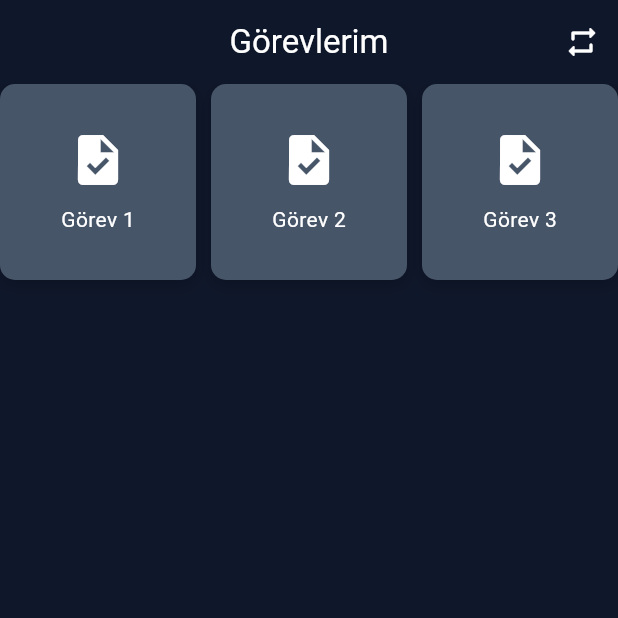
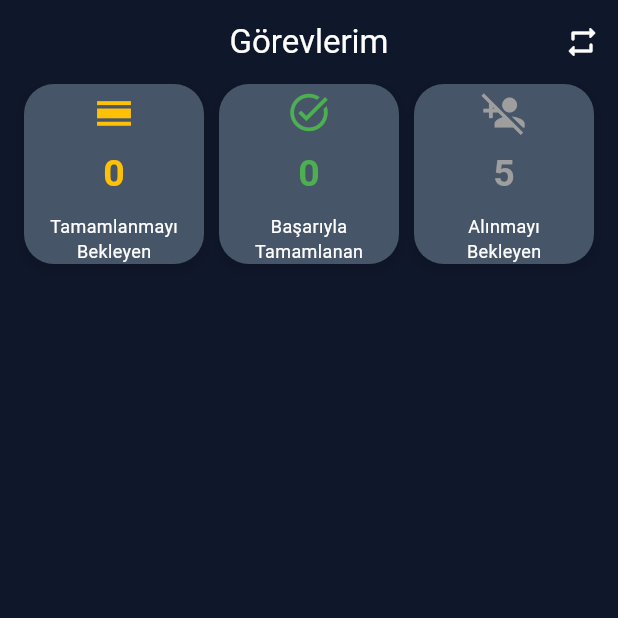
Before and after one commit to zehraGultekin/taskforuszg, a Flutter app: the screen it shows after launch, on a phone screen of 412 x 824 dp, the top half of it. Run offline on Flutter 3.47's test engine with Material 3 defaults, Android fonts, the phone set to English and light mode, and no system bars.

```diff
--- a/lib/features/task/task_view.dart
+++ b/lib/features/task/task_view.dart
@@ -26,54 +26,74 @@ class _TaskViewState extends State<TaskView> {
           ),
         ],
       ),
-      body: Column(
+      body: Row(
+        mainAxisAlignment: MainAxisAlignment.center,
         children: [
-          Expanded(
-            child: GridView.builder(
-              gridDelegate: const SliverGridDelegateWithFixedCrossAxisCount(
-                crossAxisCount: 3,
-                crossAxisSpacing: 10.0,
-                mainAxisSpacing: 10.0,
-              ),
-              itemCount: 3,
-              itemBuilder: (context, index) {
-                return Container(
-                  decoration: BoxDecoration(
-                    color: Theme.of(context).colorScheme.surface,
-                    borderRadius: BorderRadius.circular(10),
-                    boxShadow: [
-                      BoxShadow(
-                        color: Theme.of(context).colorScheme.shadow.withAlpha(
-                          50,
-                        ),
-                        blurRadius: 8,
-                        offset: const Offset(0, 3),
-                      ),
-                    ],
-                  ),
-                  alignment: Alignment.center,
-                  child: Column(
-                    mainAxisAlignment: MainAxisAlignment.center,
-                    children: [
-                      Icon(
-                        Icons.task,
-                        size: 40,
-                        color: Theme.of(context).colorScheme.onSurface,
-                      ),
-                      const SizedBox(height: 10),
-                      Text(
-                        'Görev ${index + 1}',
-                        style: Theme.of(context).textTheme.bodyMedium?.copyWith(
-                          color: Theme.of(context).colorScheme.onSurface,
-                        ),
-                      ),
-                    ],
-                  ),
-                );
-              },
-            ),
-          )],
+          taskWidget(icon: Icons.calendar_view_day,number: "0",title: "Tamamlanmayı",subtitle: "Bekleyen",color: Colors.amber,),
+         SizedBox(width: 10),
+          taskWidget(icon: Icons.task_alt_outlined,title: "Başarıyla",subtitle: "Tamamlanan",number: "0",color: Colors.green,),
+        SizedBox(width: 10),
+         taskWidget(icon: Icons.person_add_disabled, title: "Alınmayı", subtitle: "Bekleyen", number: "5", color: Colors.grey)
+          ],
       )
     );
   }
 }
+
+class taskWidget extends StatelessWidget {
+final IconData icon ;
+final String number;
+final String title;
+  final String subtitle;
+  final Color color;
+  const taskWidget({
+
+    super.key, required this.icon, required this.title, required this.subtitle, required this.number, required this.color,
+  });
+
+  @override
+  Widget build(BuildContext context) {
+    return Container(
+      height: 120,
+      width: 120,
+      decoration: BoxDecoration(
+        borderRadius: BorderRadius.circular(20),
+        color: Theme.of(context).colorScheme.surface,
+        boxShadow: [
+          BoxShadow(
+            color: Colors.black.withOpacity(0.1),
+            spreadRadius: 2,
+            blurRadius: 5,
+            offset: Offset(0, 3),
+          ),
+        ],
+      ),
+      child: Padding(
+        padding: const EdgeInsets.only(top: 4),
+        child: Column(
+          mainAxisAlignment: MainAxisAlignment.center,
+          crossAxisAlignment: CrossAxisAlignment.center,
+          children: [
+          Icon(icon, size: 30, color: color),
+          SizedBox(height: 8),
+          Text(number,style: TextStyle(
+            color:color,
+            fontSize: 25,
+            fontWeight: FontWeight.bold
+          ),),
+          SizedBox(height: 8),
+          Text(title,style: TextStyle(
+            color: Colors.white,
+            fontSize: 12,
+          ),
+          ),
+          Text(subtitle,style: TextStyle(
+            color: Colors.white,
+            fontSize: 12,
+          ),)
+
+                 ] ),
+      ),
+    );
+  }
+}
```
